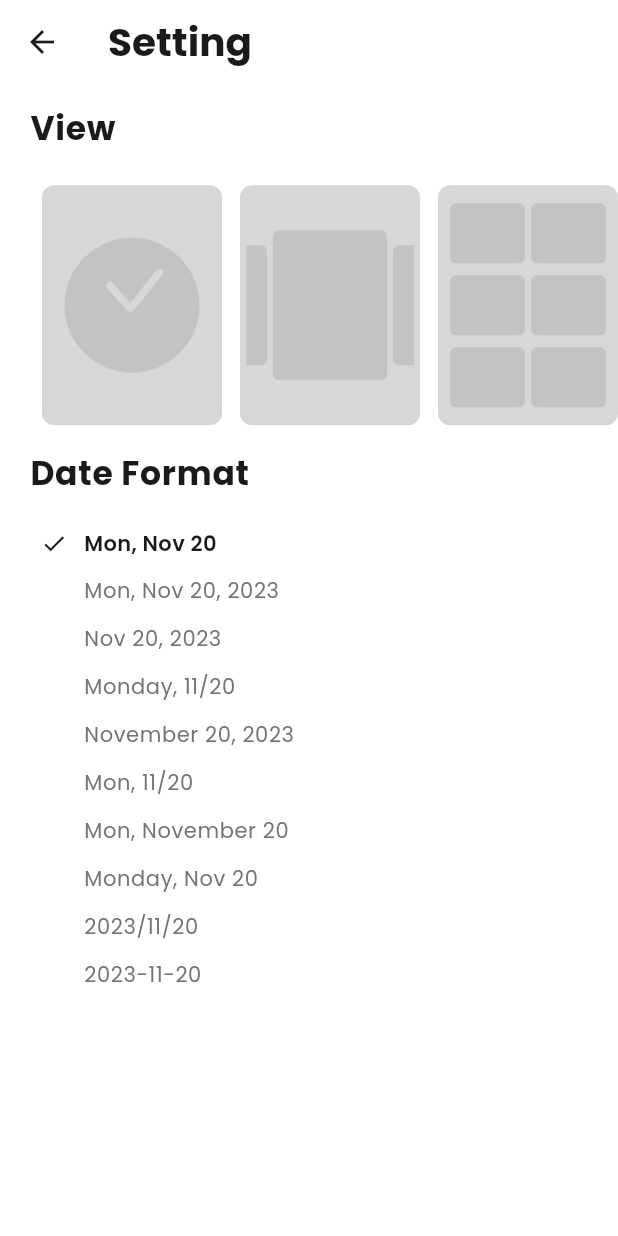
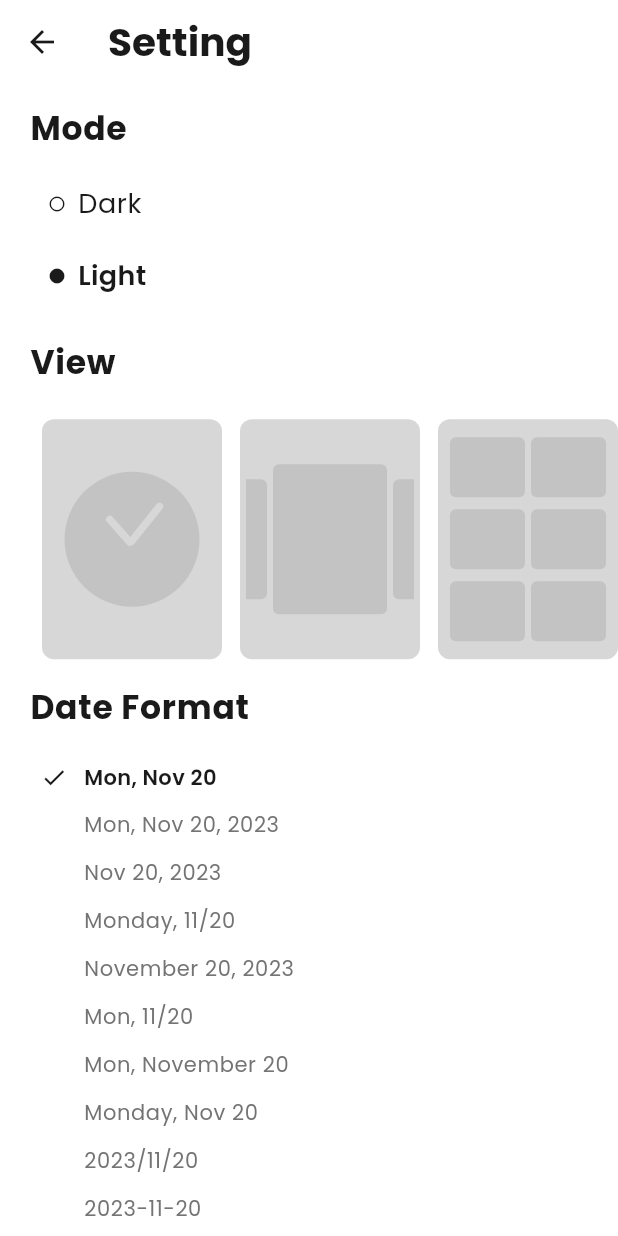
Before and after one commit to boglbbogl/watime, a Flutter app: the screen it shows after launch, after a tap on the "view list" icon, after a tap on the "settings" icon, on a phone screen of 412 x 824 dp. Run offline on Flutter 3.47's test engine with Material 2 defaults, Android fonts, the light colour scheme and no system bars; our stand-ins replace equatable, shared_preferences, timezone.

Commit message:
custom ui add

```diff
--- a/lib/model/theme_model.dart
+++ b/lib/model/theme_model.dart
@@ -15,6 +15,7 @@ class ThemeModel {
     ),
     scaffoldBackgroundColor: const Color.fromRGBO(255, 255, 255, 1),
     appBarTheme: AppBarTheme(
+      scrolledUnderElevation: 0,
       backgroundColor: const Color.fromRGBO(255, 255, 255, 1),
       titleTextStyle: textTheme.bodyLarge!.copyWith(
         fontSize: 26,
@@ -42,6 +43,7 @@ class ThemeModel {
     ),
     scaffoldBackgroundColor: const Color.fromRGBO(26, 26, 26, 1),
     appBarTheme: AppBarTheme(
+      scrolledUnderElevation: 0,
       backgroundColor: const Color.fromRGBO(26, 26, 26, 1),
       titleTextStyle: textTheme.bodyLarge!.copyWith(
         fontSize: 26,
--- a/lib/repository/internal_repository.dart
+++ b/lib/repository/internal_repository.dart
@@ -27,6 +27,11 @@ class InternalRepository {
   Future<void> setDateFormat(String format) async {
     SharedPreferences preferences = await SharedPreferences.getInstance();
     await preferences.setString(InternalKey.dateFormat, format);
+  }
+
+  Future<void> changedLocations(List<String> codes) async {
+    SharedPreferences preferences = await SharedPreferences.getInstance();
+    preferences.setStringList(InternalKey.locations, codes);
   }
 
   Future<List<String>> getLocations() async {
--- /dev/null
+++ b/lib/ui/list/list_page.dart
@@ -0,0 +1,152 @@
+import 'package:flutter/material.dart';
+import 'package:flutter/services.dart';
+import 'package:watime/model/main_model.dart';
+import 'package:watime/services/main_service.dart';
+
+class ListPage extends StatelessWidget {
+  const ListPage({super.key});
+
+  @override
+  Widget build(BuildContext context) {
+    ValueNotifier<bool> isSort = ValueNotifier(true);
+    return Scaffold(
+      appBar: AppBar(
+        title: const Text("List"),
+        actions: [
+          ValueListenableBuilder(
+              valueListenable: isSort,
+              builder: (
+                BuildContext context,
+                bool value,
+                Widget? child,
+              ) {
+                if (!value) {
+                  return Container();
+                } else {
+                  return GestureDetector(
+                    onTap: () {
+                      HapticFeedback.mediumImpact();
+                      isSort.value = false;
+                    },
+                    child: Container(
+                      height: 56,
+                      padding: const EdgeInsets.only(right: 12),
+                      color: Colors.transparent,
+                      child: Center(
+                        child: Text(
+                          "delete",
+                          style:
+                              Theme.of(context).textTheme.bodyMedium!.copyWith(
+                                    color: Theme.of(context).colorScheme.error,
+                                  ),
+                        ),
+                      ),
+                    ),
+                  );
+                }
+              })
+        ],
+      ),
+      body: ValueListenableBuilder(
+          valueListenable: MainService.main,
+          builder: (
+            BuildContext context,
+            MainModel data,
+            Widget? child,
+          ) {
+            return ReorderableListView.builder(
+              itemCount: data.locations.length,
+              onReorderStart: (_) => HapticFeedback.mediumImpact(),
+              onReorderEnd: (_) => HapticFeedback.mediumImpact(),
+              onReorder: (int previous, int current) =>
+                  MainService.onReorder(previous, current),
+              itemBuilder: (context, index) {
+                return Container(
+                  margin: EdgeInsets.only(
+                      bottom: index == data.locations.length - 1 ? 40 : 0),
+                  decoration: const BoxDecoration(
+                      border: Border(
+                          bottom: BorderSide(
+                        width: 0.5,
+                        color: Color.fromRGBO(155, 155, 155, 1),
+                      )),
+                      color: Colors.transparent),
+                  padding: const EdgeInsets.only(
+                      left: 20, right: 20, top: 16, bottom: 16),
+                  width: MediaQuery.of(context).size.width,
+                  key: ValueKey(index),
+                  child: Row(
+                    mainAxisAlignment: MainAxisAlignment.spaceBetween,
+                    children: [
+                      Column(
+                        crossAxisAlignment: CrossAxisAlignment.start,
+                        mainAxisAlignment: MainAxisAlignment.center,
+                        children: [
+                          Text(
+                            data.locations[index].location,
+                            style: Theme.of(context)
+                                .textTheme
+                                .bodyMedium!
+                                .copyWith(
+                                  fontSize: 20,
+                                  color: Theme.of(context).colorScheme.primary,
+                                ),
+                          ),
+                          const SizedBox(height: 4),
+                          Padding(
+                            padding: const EdgeInsets.only(left: 4),
+                            child: Text(
+                              data.locations[index].timezone.inHours > 0
+                                  ? "+${data.locations[index].timezone.inHours.toString().padLeft(2, "0")}:00"
+                                  : "-${data.locations[index].timezone.inHours.abs().toString().padLeft(2, "0")}:00",
+                              style: Theme.of(context)
+                                  .textTheme
+                                  .bodyMedium!
+                                  .copyWith(
+                                    fontSize: 14,
+                                    color:
+                                        Theme.of(context).colorScheme.onPrimary,
+                                  ),
+                            ),
+                          ),
+                        ],
+                      ),
+                      ValueListenableBuilder(
+                          valueListenable: isSort,
+                          builder: (
+                            BuildContext context,
+                            bool value,
+                            Widget? child,
+                          ) {
+                            return Row(
+                              children: [
+                                Icon(
+                                  Icons.reorder_rounded,
+                                  color: Theme.of(context).colorScheme.primary,
+                                ),
+                                if (!value) ...[
+                                  const SizedBox(width: 8),
+                                  GestureDetector(
+                                    onTap: () {
+                                      HapticFeedback.mediumImpact();
+                                      MainService.onRemove(index);
+                                    },
+                                    child: Icon(
+                                      Icons.close_rounded,
+                                      color:
+                                          Theme.of(context).colorScheme.error,
+                                    ),
+                                  ),
+                                ],
+                              ],
+                            );
+                          }),
+                    ],
+                  ),
+                );
+              },
+            );
+          }),
+    );
+  }
+}
--- a/lib/ui/main/pages/main_page.dart
+++ b/lib/ui/main/pages/main_page.dart
@@ -8,6 +8,7 @@ import 'package:watime/ui/locations/locations_page.dart';
 import 'package:watime/services/theme_service.dart';
 import 'package:watime/ui/main/widgets/main_widget.dart';
 import 'package:watime/ui/setting/setting_page.dart';
+import 'package:watime/ui/list/list_page.dart';
 
 class MainPage extends StatefulWidget {
   final Brightness brightness;
@@ -51,16 +52,11 @@ class _MainPageState extends State<MainPage> {
             floating: true,
             snap: true,
             centerTitle: false,
-            title: GestureDetector(
-                onTap: () {
-                  HapticFeedback.mediumImpact();
-                  ThemeService.onChanged();
-                },
-                child: const Text(
-                  "WATIME",
-                )),
+            title: const Text(
+              "WATIME",
+            ),
             actions: [
-              _action(icon: Icons.view_list_rounded, to: const LocationsPage()),
+              _action(icon: Icons.view_list_rounded, to: const ListPage()),
               _action(icon: Icons.settings, to: const SettingPage()),
               _action(icon: Icons.add_box_rounded, to: const LocationsPage()),
               const SizedBox(width: 8),
--- a/lib/ui/setting/setting_page.dart
+++ b/lib/ui/setting/setting_page.dart
@@ -3,6 +3,7 @@ import 'package:flutter/services.dart';
 import 'package:intl/intl.dart';
 import 'package:watime/model/view_type.dart';
 import 'package:watime/services/main_service.dart';
+import 'package:watime/services/theme_service.dart';
 
 class SettingPage extends StatefulWidget {
   const SettingPage({super.key});
@@ -13,14 +14,21 @@ class SettingPage extends StatefulWidget {
 
 class _SettingPageState extends State<SettingPage> {
   String format = "EEE, MMM dd";
-  ViewType view = ViewType.list;
+  ViewType view = ViewType.analogue;
+  ThemeMode theme = ThemeMode.system;
 
   @override
   void initState() {
     super.initState();
     format = MainService.main.value.format;
     view = MainService.main.value.view;
+    theme = ThemeService.mode.value;
   }
+
+  final List<ThemeMode> themes = [
+    ThemeMode.dark,
+    ThemeMode.light,
+  ];
 
   final List<ViewType> views = [
     ViewType.analogue,
@@ -41,6 +49,13 @@ class _SettingPageState extends State<SettingPage> {
     "yyyy/MM/dd",
     "yyyy-MM-dd",
   ];
+
+  Future<void> onChangedTheme(ThemeMode mode) async {
+    await ThemeService.onChanged(mode);
+    setState(() {
+      theme = mode;
+    });
+  }
 
   Future<void> onChangedFormat(String change) async {
     await MainService.onChangedFormat(change);
@@ -65,13 +80,66 @@ class _SettingPageState extends State<SettingPage> {
       body: SingleChildScrollView(
         child: Column(
           children: [
+            _title("Mode"),
+            _modeFormats(),
             _title("View"),
             _views(),
             _title("Date Format"),
             _dateFormats(),
+            Container(
+              height: 1000,
+              width: 10,
+            )
           ],
         ),
       ),
+    );
+  }
+
+  Column _modeFormats() {
+    return Column(
+      children: [
+        ...List.generate(
+            themes.length,
+            (index) => GestureDetector(
+                  onTap: () {
+                    HapticFeedback.mediumImpact();
+                    onChangedTheme(themes[index]);
+                  },
+                  child: Container(
+                    margin: const EdgeInsets.only(left: 24, bottom: 8),
+                    height: 40,
+                    width: MediaQuery.of(context).size.width - 40,
+                    color: Colors.transparent,
+                    child: Row(
+                      children: [
+                        Icon(
+                          themes[index] == theme
+                              ? Icons.circle_rounded
+                              : Icons.circle_outlined,
+                          color: Theme.of(context).colorScheme.primary,
+                          size: 12,
+                        ),
+                        const SizedBox(width: 8),
+                        Text(
+                          index == 0 ? "Dark" : "Light",
+                          style: themes[index] == theme
+                              ? Theme.of(context)
+                                  .textTheme
+                                  .bodyMedium!
+                                  .copyWith(
+                                      color:
+                                          Theme.of(context).colorScheme.primary,
+                                      fontSize: 18)
+                              : Theme.of(context).textTheme.bodySmall!.copyWith(
+                                  color: Theme.of(context).colorScheme.primary,
+                                  fontSize: 18),
+                        ),
+                      ],
+                    ),
+                  ),
+                ))
+      ],
     );
   }
 
```
Also changed, not shown: lib/services/main_service.dart (+28 -0 lines), lib/services/theme_service.dart (+3 -9 lines), lib/ui/main/widgets/main_simple_analogue_widget.dart (+0 -19 lines).
